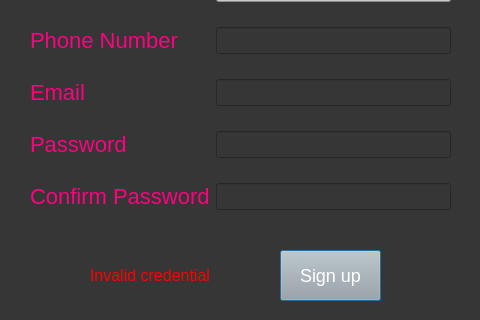
ayushkumar-25/Blood-Donation-Management-System, file Resource/createacc.ui: the form before one commit; both pictures show x 0 to 480 and y 300 to 620 of the 480 by 620 pixel window.
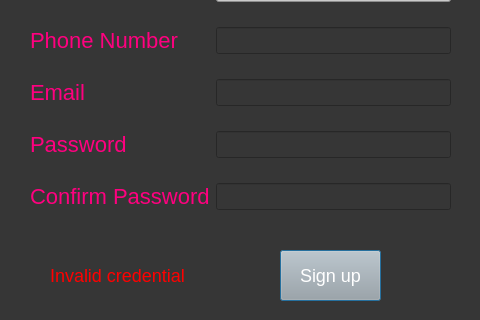
The form after the commit.

Diff of the .ui file:
```diff
--- a/Resource/createacc.ui
+++ b/Resource/createacc.ui
@@ -54,14 +54,14 @@
   <widget class="QLabel" name="invalid">
    <property name="geometry">
     <rect>
-     <x>90</x>
+     <x>50</x>
      <y>560</y>
-     <width>141</width>
+     <width>211</width>
      <height>31</height>
     </rect>
    </property>
    <property name="styleSheet">
-    <string notr="true">color: rgb(255, 0, 0); font-size:16px</string>
+    <string notr="true">color: rgb(255, 0, 0); font-size:18px</string>
    </property>
    <property name="text">
     <string>Invalid credential</string>
@@ -85,7 +85,7 @@
     <string>Back</string>
    </property>
   </widget>
-  <widget class="QWidget" name="">
+  <widget class="QWidget" name="layoutWidget">
    <property name="geometry">
     <rect>
      <x>30</x>
```
